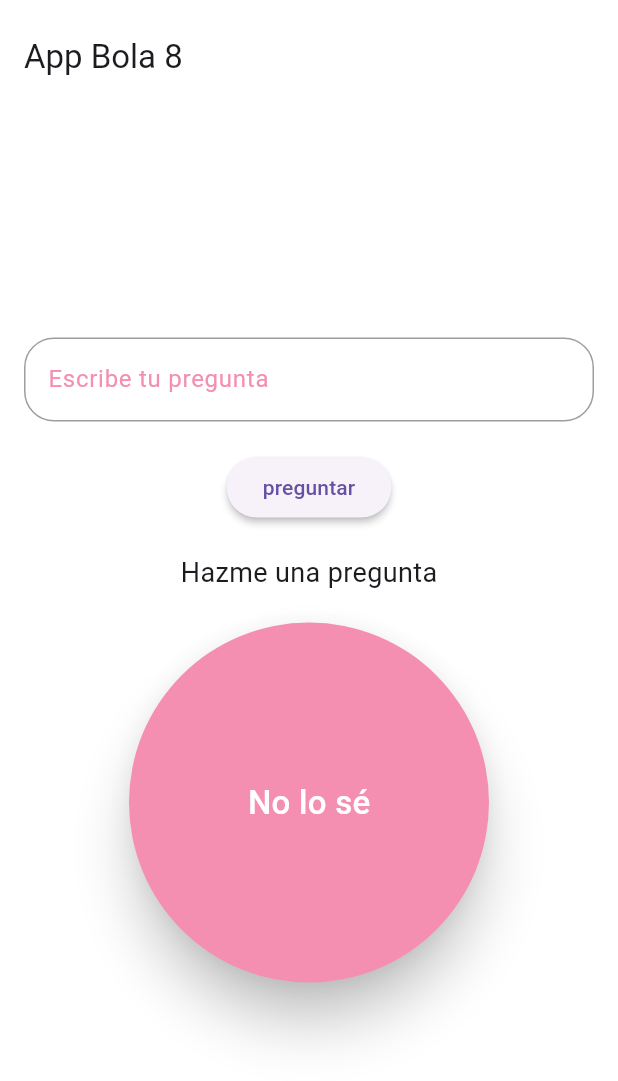
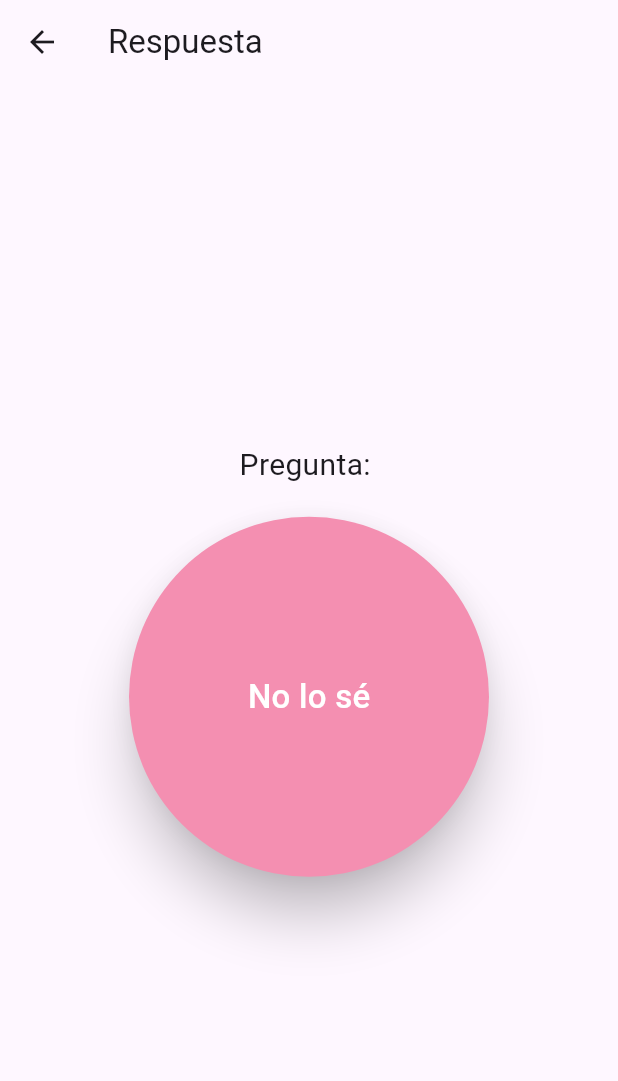
Before and after one commit to AlejandroArafi/App_bola_8, a Flutter app: the screen it shows after launch, after a tap on "preguntar", on a phone screen of 412 x 824 dp. Shown: the top 1081 px of the screen. Run offline on Flutter 3.47's test engine with Material 3 defaults, Android fonts, the phone set to English and light mode, and no system bars; our stand-ins replace audioplayers, google_fonts, sensors_plus; Roboto replaces fonts that are missing (Ubuntu).

Commit message:
correcion de codigo

```diff
--- a/lib/main.dart
+++ b/lib/main.dart
@@ -8,14 +8,30 @@ void main() {
   runApp(const MainApp());
 }
 
-class MainApp extends StatefulWidget {
+class MainApp extends StatelessWidget {
   const MainApp({super.key});
 
   @override
-  State<MainApp> createState() => _MainAppState();
+  Widget build(BuildContext context) {
+    return MaterialApp(
+      home: const HomeScreen(),
+      routes: {
+        '/respuesta': (context) => RespuestaScreen(
+              pregunta: ModalRoute.of(context)!.settings.arguments as String,
+            ),
+      },
+    );
+  }
 }
 
-class _MainAppState extends State<MainApp> with SingleTickerProviderStateMixin {
+class HomeScreen extends StatefulWidget {
+  const HomeScreen({super.key});
+
+  @override
+  State<HomeScreen> createState() => _HomeScreenState();
+}
+
+class _HomeScreenState extends State<HomeScreen> {
   final List<String> _respuestas = [
     "Sí",
     "No",
@@ -24,59 +40,28 @@ class _MainAppState extends State<MainApp> with SingleTickerProviderStateMixin {
     "No lo sé",
     "Pregunta de nuevo",
   ];
-  String _respuestaActual = "";
+  String _preguntaActual = "";
   final AudioPlayer _audioPlayer = AudioPlayer();
   final TextEditingController _controller = TextEditingController();
-  String _preguntaActual = "";
-  late AnimationController _animationController;
-  late Animation<double> _animation;
-
-  @override
-  void initState() {
-    super.initState();
-    _animationController = AnimationController(
-      duration: const Duration(seconds: 1),
-      vsync: this,
-    );
-    _animation =
-        Tween<double>(begin: 0, end: 2 * pi).animate(_animationController)
-          ..addListener(() {
-            setState(() {});
-          });
-    SensorsPlatform.instance.accelerometerEvents
-        .listen((AccelerometerEvent event) {
-      if (event.x.abs() > 15 || event.y.abs() > 15 || event.z.abs() > 15) {
-        _cambiarRespuesta();
-      }
-    });
-  }
-
-  @override
-  void dispose() {
-    _animationController.dispose();
-    super.dispose();
-  }
-
-  void _cambiarRespuesta() {
-    setState(() {
-      _respuestaActual = _respuestas[Random().nextInt(_respuestas.length)];
-    });
-    _audioPlayer.play(AssetSource('audio/achievement-sparkle.wav'));
-    _animationController.forward(from: 0);
-  }
 
   void _enviarPregunta() {
     setState(() {
       _preguntaActual = _controller.text;
       _controller.clear();
-      _cambiarRespuesta();
+    });
+
+    Navigator.pushNamed(
+      context,
+      '/respuesta',
+      arguments: _preguntaActual,
+    ).then((_) {
+      _audioPlayer.play(AssetSource('audio/achievement-sparkle.wav'));
     });
   }
 
   @override
   Widget build(BuildContext context) {
-    return MaterialApp(
-      home: Scaffold(
+    return Scaffold(
       backgroundColor: Colors.white,
       appBar: AppBar(
         backgroundColor: Colors.white,
@@ -123,15 +108,94 @@ class _MainAppState extends State<MainApp> with SingleTickerProviderStateMixin {
             ),
             const SizedBox(height: 20),
             Text(
-                _preguntaActual.isEmpty
-                    ? 'Hazme una pregunta'
-                    : _preguntaActual,
-                style:
-                    const TextStyle(fontSize: 18, fontStyle: FontStyle.normal),
+              _preguntaActual.isEmpty ? 'Hazme una pregunta' : _preguntaActual,
+              style: const TextStyle(fontSize: 18, fontStyle: FontStyle.normal),
+            ),
+          ],
+        ),
+      ),
+    );
+  }
+}
+
+class RespuestaScreen extends StatefulWidget {
+  final String pregunta;
+
+  const RespuestaScreen({required this.pregunta, Key? key}) : super(key: key);
+
+  @override
+  _RespuestaScreenState createState() => _RespuestaScreenState();
+}
+
+class _RespuestaScreenState extends State<RespuestaScreen>
+    with SingleTickerProviderStateMixin {
+  final List<String> _respuestas = [
+    "Sí",
+    "No",
+    "Tal vez",
+    "Definitivamente",
+    "No lo sé",
+    "Pregunta de nuevo",
+  ];
+  String _respuestaActual = "";
+  final AudioPlayer _audioPlayer = AudioPlayer();
+  late AnimationController _animationController;
+  late Animation<double> _animation;
+
+  @override
+  void initState() {
+    super.initState();
+    _respuestaActual = _respuestas[Random().nextInt(_respuestas.length)];
+    _animationController = AnimationController(
+      duration: const Duration(seconds: 1),
+      vsync: this,
+    );
+    _animation =
+        Tween<double>(begin: 0, end: 2 * pi).animate(_animationController)
+          ..addListener(() {
+            setState(() {});
+          });
+    _animationController.forward(from: 0);
+
+    SensorsPlatform.instance.accelerometerEvents
+        .listen((AccelerometerEvent event) {
+      if (event.x.abs() > 15 || event.y.abs() > 15 || event.z.abs() > 15) {
+        _cambiarRespuesta();
+      }
+    });
+  }
+
+  @override
+  void dispose() {
+    _animationController.dispose();
+    super.dispose();
+  }
+
+  void _cambiarRespuesta() {
+    setState(() {
+      _respuestaActual = _respuestas[Random().nextInt(_respuestas.length)];
+    });
+    _audioPlayer.play(AssetSource('audio/achievement-sparkle.wav'));
+    _animationController.forward(from: 0);
+  }
+
+  @override
+  Widget build(BuildContext context) {
+    return Scaffold(
+      appBar: AppBar(
+        title: const Text('Respuesta'),
+      ),
+      body: Center(
+        child: Column(
+          mainAxisAlignment: MainAxisAlignment.center,
+          children: [
+            Text(
+              'Pregunta: ${widget.pregunta}',
+              style: const TextStyle(fontSize: 20),
             ),
             const SizedBox(height: 20),
             GestureDetector(
-                //onTap: _cambiarRespuesta,
+              onTap: _cambiarRespuesta,
               child: Transform.rotate(
                 angle: _animation.value,
                 child: Material(
@@ -145,8 +209,8 @@ class _MainAppState extends State<MainApp> with SingleTickerProviderStateMixin {
                       padding: const EdgeInsets.all(16.0),
                       child: Text(
                         _respuestaActual,
-                          style: const TextStyle(
-                              color: Colors.white, fontSize: 22),
+                        style:
+                            const TextStyle(color: Colors.white, fontSize: 22),
                       ),
                     ),
                   ),
@@ -156,7 +220,6 @@ class _MainAppState extends State<MainApp> with SingleTickerProviderStateMixin {
           ],
         ),
       ),
-      ),
     );
   }
 }
```
Lines whose indentation alone changed are shown as unchanged.
